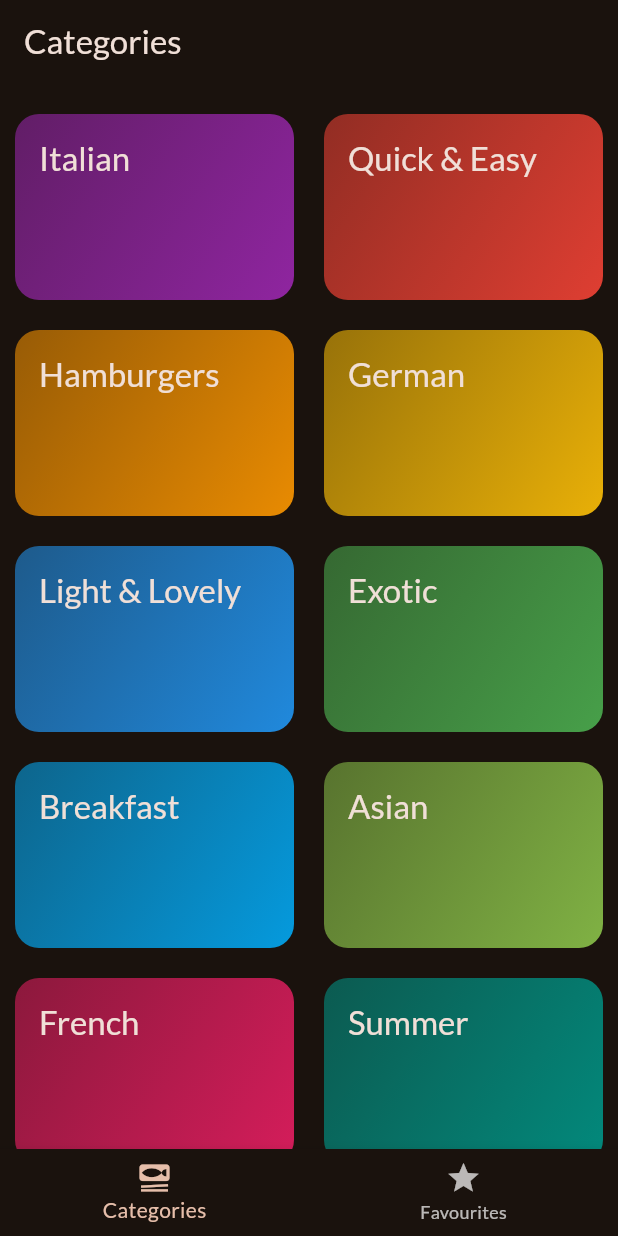
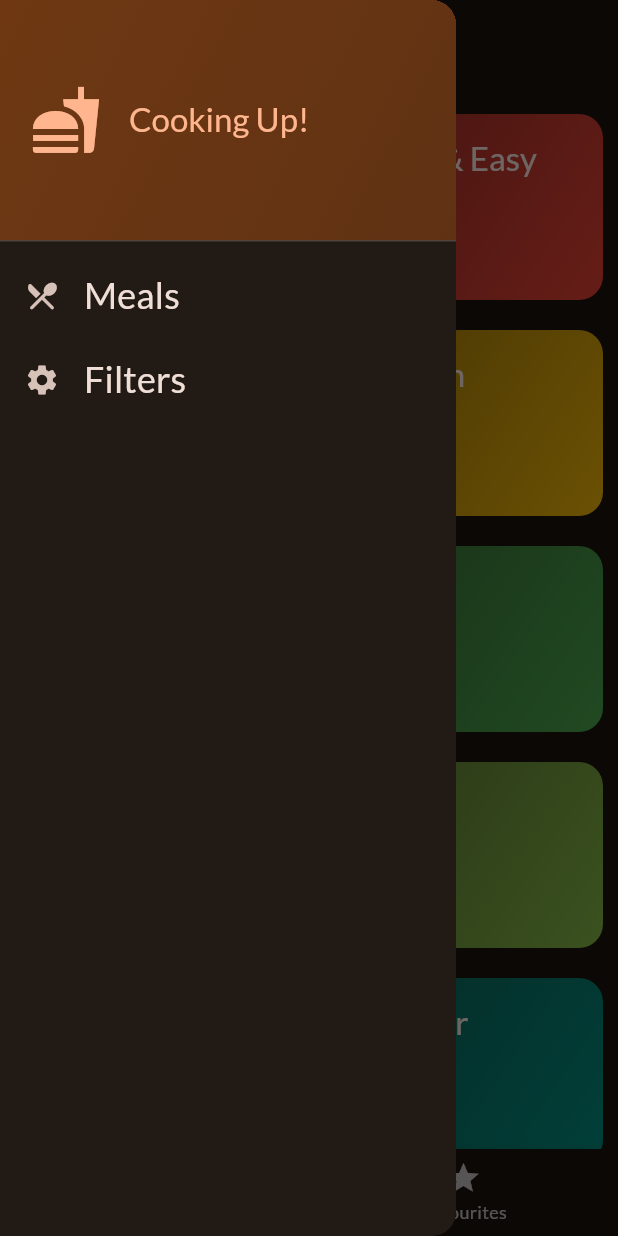
Before and after one commit to vaishakh-pk/MixMeal, a Flutter app: the screen it shows after launch, with the side drawer open (before the commit the screen has no drawer), on a phone screen of 412 x 824 dp. Run offline on Flutter 3.47's test engine with Material 3 defaults, Android fonts, the phone set to English and light mode, and no system bars; our stand-ins replace google_fonts, transparent_image.

Commit message:
filters page

```diff
--- a/lib/screens/tabs.dart
+++ b/lib/screens/tabs.dart
@@ -2,7 +2,9 @@
 import 'package:mixmeal/main.dart';
 import 'package:mixmeal/models/meal.dart';
 import 'package:mixmeal/screens/categories.dart';
+import 'package:mixmeal/screens/filters.dart';
 import 'package:mixmeal/screens/meals.dart';
+import 'package:mixmeal/widgets/main_drawer.dart';
 
 class TabsScreen extends StatefulWidget {
   const TabsScreen({super.key});
@@ -44,6 +46,21 @@
     }
   }
 
+  void _setScreen(String identifier)
+  {
+    if(identifier == 'filters')
+    {
+     Navigator.of(context).push(MaterialPageRoute(builder: (ctx)=> FiltersScreen()));
+    }
+    else
+    {
+      Navigator.of(context).pop();
+    }
+  }
+
+
+  //Build Logic
+
   @override
   Widget build(BuildContext context) {
     Widget activePage = CategoriesScreen(
@@ -63,6 +80,7 @@
       appBar: AppBar(
         title: Text(activePageTitle),
       ),
+      drawer: MainDrawer(onSelectScreen:  _setScreen),
       body: activePage,
       bottomNavigationBar: BottomNavigationBar(
         currentIndex: _selectedPageIndex,
--- /dev/null
+++ b/lib/widgets/main_drawer.dart
@@ -0,0 +1,51 @@
+import 'package:flutter/material.dart';
+
+class MainDrawer extends StatelessWidget {
+  const MainDrawer({super.key, required this.onSelectScreen});
+
+  final void Function(String identifier) onSelectScreen;
+
+  @override
+  Widget build(BuildContext context) {
+    return Drawer(
+    child: Column(
+      children: [
+        DrawerHeader(padding: const EdgeInsets.all(20),decoration: BoxDecoration(
+          gradient: LinearGradient(colors: [Theme.of(context).colorScheme.primaryContainer,Theme.of(context).colorScheme.primaryContainer.withOpacity(0.8)],
+          begin: Alignment.topLeft,
+          end: Alignment.bottomRight)
+        ) ,child:
+        Row(
+          children: [
+            Icon(Icons.fastfood, size: 48,color: Theme.of(context).colorScheme.primary,),
+            const SizedBox(width: 18,),
+            Text('Cooking Up!', style: Theme.of(context).textTheme.titleLarge!.copyWith(
+              color: Theme.of(context).colorScheme.primary
+            ),)
+          ],
+        )),
+        ListTile(
+          leading: const Icon(Icons.restaurant_menu_rounded),
+          title: Text('Meals', style: Theme.of(context).textTheme.titleSmall!.copyWith(
+            color: Theme.of(context).colorScheme.onBackground,
+            fontSize: 24
+          ),),
+          onTap: (){
+            onSelectScreen('meals');
+          },
+        ),
+        ListTile(
+          leading: const Icon(Icons.settings),
+          title: Text('Filters', style: Theme.of(context).textTheme.titleSmall!.copyWith(
+            color: Theme.of(context).colorScheme.onBackground,
+            fontSize: 24
+          ),),
+          onTap: (){
+            onSelectScreen('filters');
+          },
+        )
+      ],
+    ),
+    );
+  }
+}
```
Also changed, not shown: lib/screens/filters.dart (added, +50 -0 lines).
